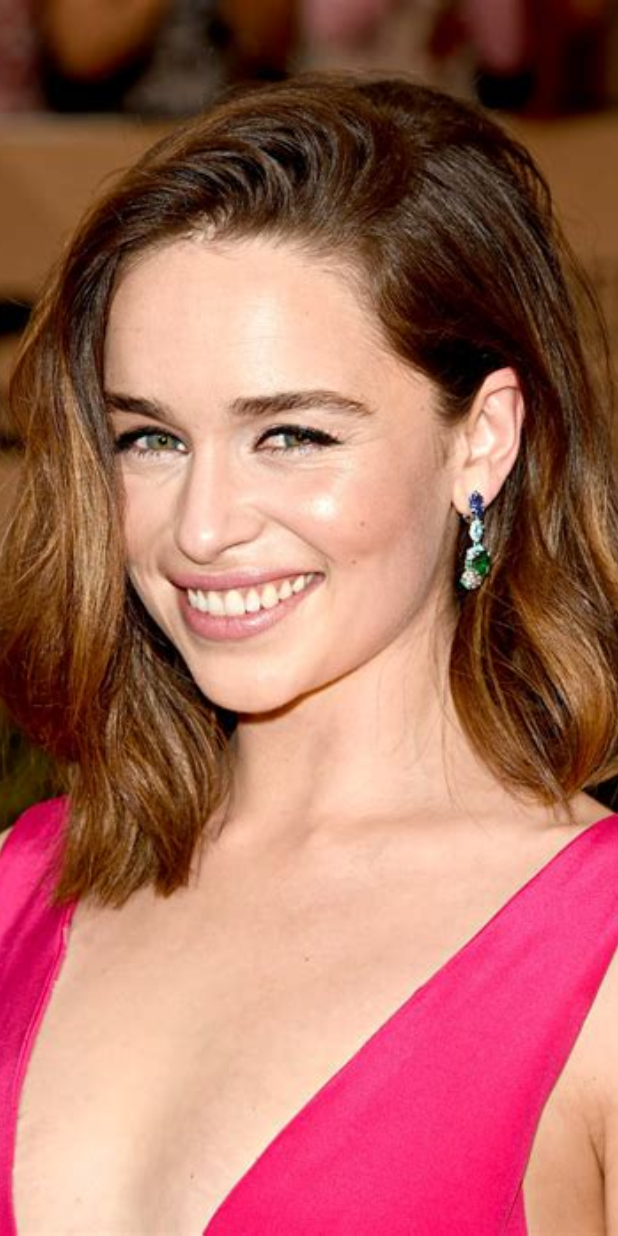
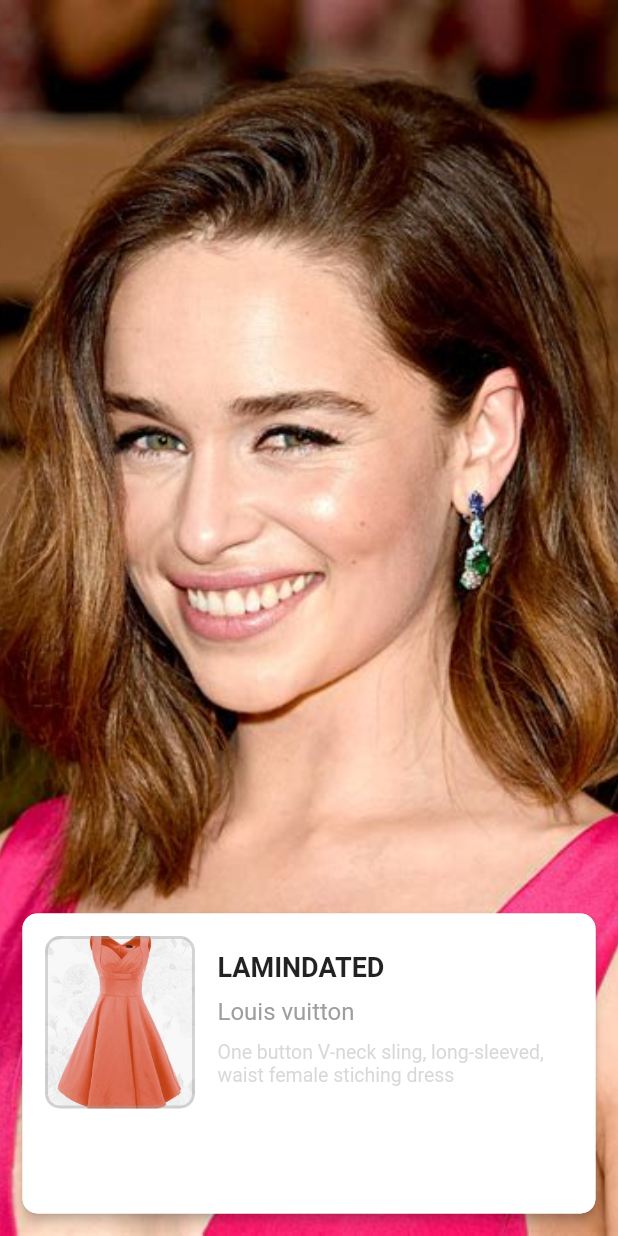
Before and after one commit to AkashRajpurohit/Flutter-Fashion-App-UI, a Flutter app: the DetailsPage screen opened directly, on a phone screen of 412 x 824 dp. Run offline on Flutter 3.47's test engine with Material 2 defaults, Android fonts, the phone set to English and light mode, and no system bars.

Commit message:
:art: details page card with img and text

```diff
--- a/lib/screens/details.dart
+++ b/lib/screens/details.dart
@@ -3,14 +3,13 @@ import 'package:flutter/material.dart';
 class DetailsPage extends StatefulWidget {
   final String heroTag;
 
-  DetailsPage({ this.heroTag });
+  DetailsPage({this.heroTag});
 
   @override
   _DetailsPageState createState() => _DetailsPageState();
 }
 
 class _DetailsPageState extends State<DetailsPage> {
-
   @override
   Widget build(BuildContext context) {
     return Scaffold(
@@ -22,10 +21,75 @@ class _DetailsPageState extends State<DetailsPage> {
               height: MediaQuery.of(context).size.height,
               width: MediaQuery.of(context).size.width,
               decoration: BoxDecoration(
-                image: DecorationImage(
-                  image: AssetImage(widget.heroTag),
-                  fit: BoxFit.cover
-                )
+                  image: DecorationImage(
+                      image: AssetImage(widget.heroTag), fit: BoxFit.cover)),
+            ),
+          ),
+          Positioned(
+            bottom: 15.0,
+            left: 15.0,
+            right: 15.0,
+            child: Material(
+              borderRadius: BorderRadius.circular(10.0),
+              elevation: 3.0,
+              child: Container(
+                height: 200.0,
+                width: MediaQuery.of(context).size.width - 30.0,
+                decoration: BoxDecoration(
+                  borderRadius: BorderRadius.circular(10.0),
+                  color: Colors.white,
+                ),
+                child: Column(
+                  children: <Widget>[
+                    Row(
+                      children: <Widget>[
+                        Padding(
+                          padding: EdgeInsets.all(15.0),
+                          child: Container(
+                            height: 115.0,
+                            width: 100.0,
+                            decoration: BoxDecoration(
+                                borderRadius: BorderRadius.circular(10.0),
+                                border: Border.all(
+                                    color: Colors.grey.withOpacity(0.4),
+                                    style: BorderStyle.solid,
+                                    width: 2.0),
+                                image: DecorationImage(
+                                    image: AssetImage('assets/dress.jpeg'),
+                                    fit: BoxFit.cover)),
+                          ),
+                        ),
+                        Column(
+                          crossAxisAlignment: CrossAxisAlignment.start,
+                          children: <Widget>[
+                            Text(
+                              "LAMINDATED",
+                              style: TextStyle(
+                                  fontSize: 18.0, fontWeight: FontWeight.bold),
+                            ),
+                            SizedBox(height: 10.0),
+                            Text(
+                              "Louis vuitton",
+                              style:
+                                  TextStyle(fontSize: 16.0, color: Colors.grey),
+                            ),
+                            SizedBox(height: 10.0),
+                            Container(
+                              height: 35.0,
+                              width: (MediaQuery.of(context).size.width + 45) / 2,
+                              child: Text(
+                                "One button V-neck sling, long-sleeved, waist female stiching dress",
+                                style: TextStyle(
+                                    fontSize: 13.0,
+                                    color: Colors.grey.withOpacity(0.4)),
+                              ),
+                            ),
+                          ],
+                        )
+                      ],
+                    ),
+                  ],
+                ),
               ),
             ),
           )
```
Also changed, not shown: assets/dress.jpeg (added).
